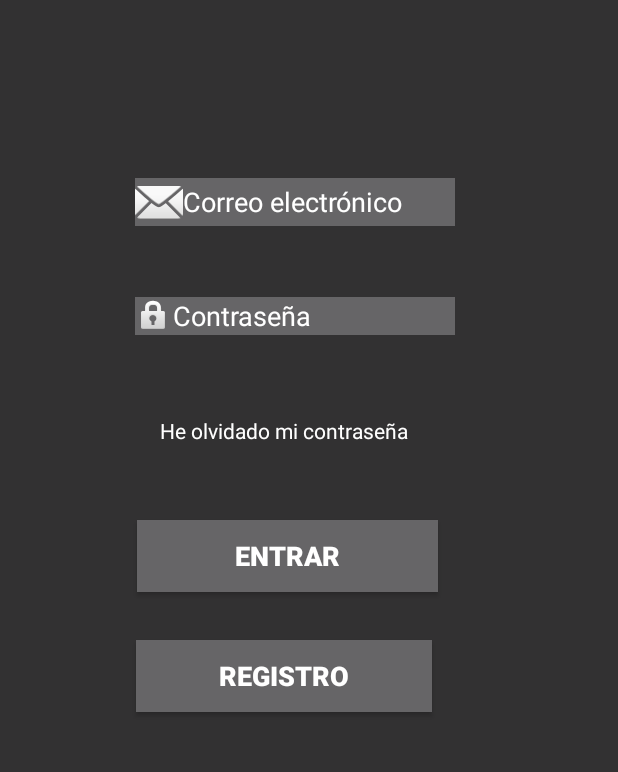
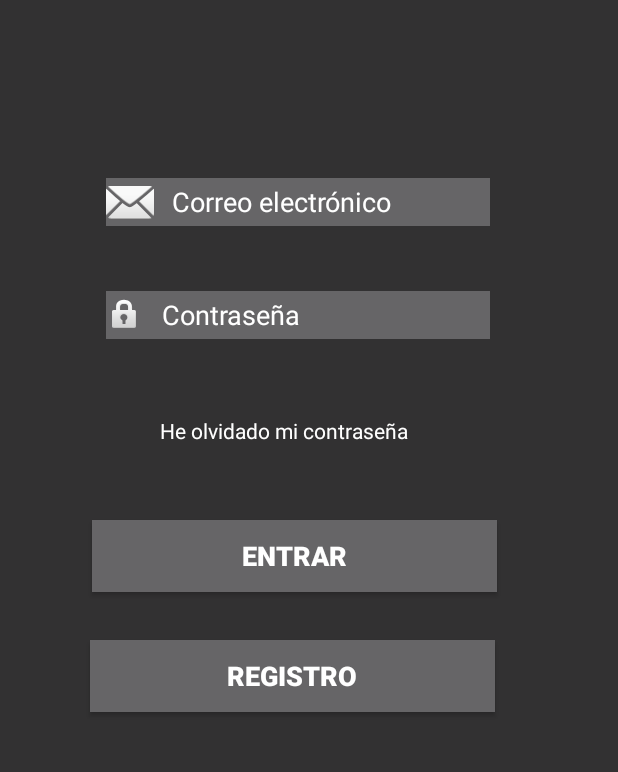
Before and after one commit to FlorenciaFigueroaI/ReTrurismApp, an Android app: the screen it shows after launch (MainActivity), on a phone screen of 412 x 824 dp, the part 457-1229 px from its top. Run offline under Robolectric (Android 15) with nearby library versions, the phone set to English and light mode, and no system bars.

```diff
--- a/app/src/main/res/layout/activity_main.xml
+++ b/app/src/main/res/layout/activity_main.xml
@@ -10,14 +10,16 @@
 
     <EditText
         android:id="@+id/txtPwd"
-        android:layout_width="wrap_content"
-        android:layout_height="wrap_content"
+        android:layout_width="256dp"
+        android:layout_height="32dp"
         android:autofillHints=""
         android:background="@color/colorPrimaryDark"
         android:drawableStart="@android:drawable/ic_lock_idle_lock"
-        android:ems="10"
+        android:drawablePadding="12dp"
+        android:ems="12"
         android:hint="@string/contrase_a"
         android:inputType="textPassword"
+        android:textAlignment="textStart"
         android:textColorHighlight="@android:color/background_dark"
         android:textColorHint="@android:color/background_light"
         android:textColorLink="@android:color/darker_gray"
@@ -30,15 +32,17 @@
 
     <EditText
         android:id="@+id/txtEmailUsuario"
-        style="@style/Widget.AppCompat.AutoCompleteTextView"
-        android:layout_width="wrap_content"
-        android:layout_height="wrap_content"
+        style="@android:style/Widget.DeviceDefault.EditText"
+        android:layout_width="256dp"
+        android:layout_height="32dp"
         android:background="@color/colorPrimaryDark"
         android:drawableStart="@android:drawable/ic_dialog_email"
-        android:ems="10"
+        android:drawablePadding="12dp"
+        android:ems="12"
         android:hint="@string/correo_electr_nico"
         android:importantForAutofill="no"
         android:inputType="textEmailAddress"
+        android:textAlignment="textStart"
         android:textColor="#FFFFFF"
         android:textColorHighlight="@android:color/background_dark"
         android:textColorHint="@android:color/background_light"
@@ -79,11 +83,11 @@
 
     <Button
         android:id="@+id/btnRegistro"
-        android:layout_width="wrap_content"
-        android:layout_height="wrap_content"
+        android:layout_width="270dp"
+        android:layout_height="48dp"
         android:background="@color/colorPrimaryDark"
-        android:paddingLeft="55dp"
-        android:paddingRight="55dp"
+        android:paddingLeft="50dp"
+        android:paddingRight="50dp"
         android:text="@string/registro"
         android:textColor="@android:color/background_light"
         android:textSize="18sp"
@@ -97,11 +101,11 @@
 
     <Button
         android:id="@+id/BtnEntrar"
-        android:layout_width="wrap_content"
-        android:layout_height="wrap_content"
+        android:layout_width="270dp"
+        android:layout_height="48dp"
         android:background="@color/colorPrimaryDark"
-        android:paddingLeft="65dp"
-        android:paddingRight="65dp"
+        android:paddingLeft="50dp"
+        android:paddingRight="50dp"
         android:text="@string/entrar"
         android:textColor="@android:color/background_light"
         android:textSize="18sp"
```
